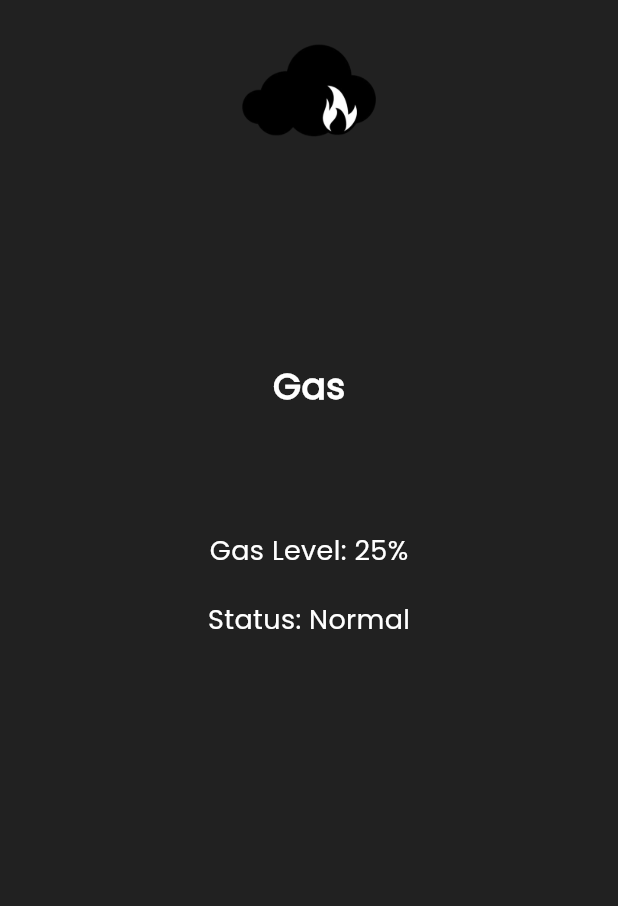
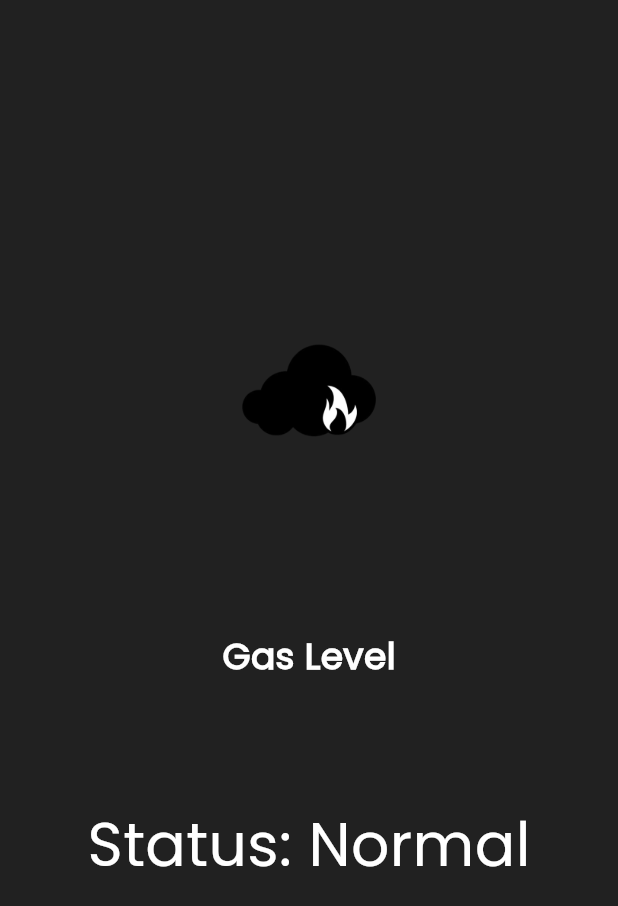
Before and after one commit to AshenDulsanka/IoT-PMS, a Flutter app: the Gas screen opened directly, on a phone screen of 412 x 824 dp. Shown: the top 906 px of the screen. Run offline on Flutter 3.47's test engine with Material 3 defaults, Android fonts, the phone set to English and light mode, and no system bars.

Commit message:
modified gas page

```diff
--- a/mobileapp/lib/pages/gas.dart
+++ b/mobileapp/lib/pages/gas.dart
@@ -10,7 +10,7 @@ class Gas extends StatelessWidget {
       backgroundColor: Colors.grey[900],
       body: Center(
         child: Container(
-          padding: EdgeInsets.all(20.0),
+          padding: EdgeInsets.fromLTRB(20.0, 220.0, 20.0, 0.0),
           child: Column(
             mainAxisAlignment: MainAxisAlignment.start,
             children: [
@@ -20,9 +20,8 @@ class Gas extends StatelessWidget {
                 height: 200,
                 alignment: Alignment.topCenter,
               ),
-              SizedBox(height: 20),
               Text(
-                "Gas",
+                "Gas Level",
                 style: TextStyle(
                   fontSize: 24,
                   fontWeight: FontWeight.bold,
@@ -32,19 +31,9 @@ class Gas extends StatelessWidget {
               ),
               SizedBox(height: 80),
               Text(
-                "Gas Level: 25%",
-                style: TextStyle(
-                  fontSize: 18,
-                  fontWeight: FontWeight.normal,
-                  color: Colors.white,
-                  fontFamily: "Poppins",
-                ),
-              ),
-              SizedBox(height: 20),
-              Text(
                 "Status: Normal",
                 style: TextStyle(
-                  fontSize: 18,
+                  fontSize: 40,
                   fontWeight: FontWeight.normal,
                   color: Colors.white,
                   fontFamily: "Poppins",
```
